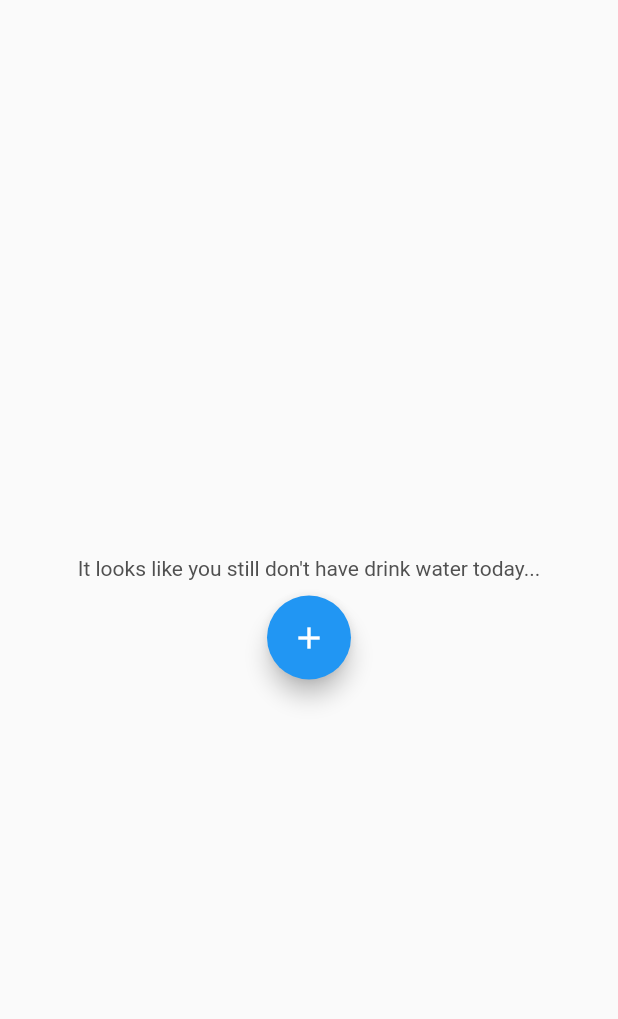
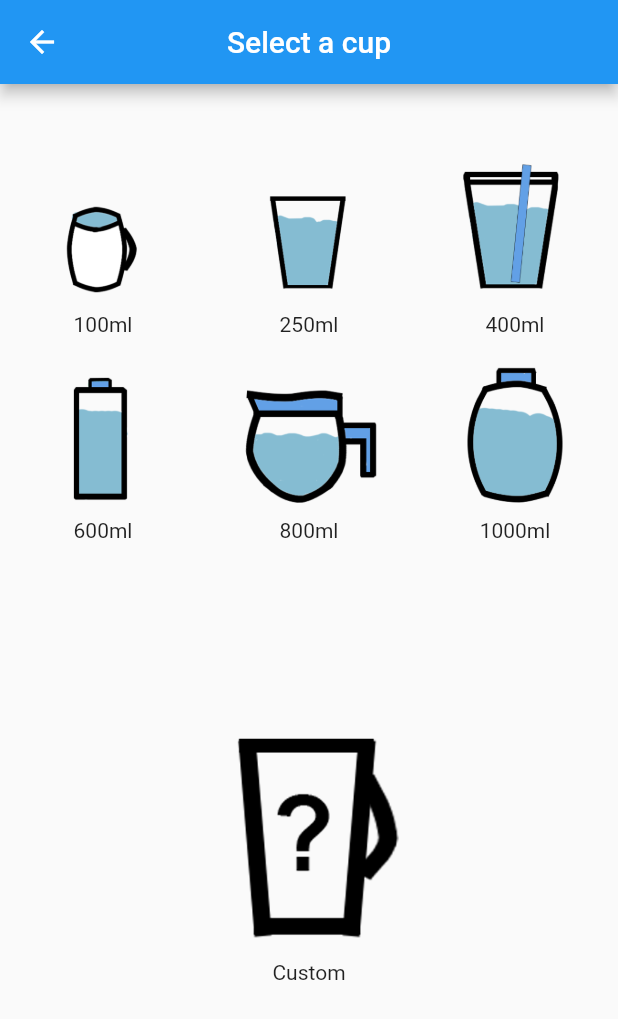
Before and after one commit to RuanEmanuell/waterreminder, a Flutter app: the HistoryScreen screen opened directly, after a tap on the "add" icon, on a phone screen of 412 x 824 dp. Shown: the top 1019 px of the screen. Run offline on Flutter 3.47's test engine with Material 2 defaults, Android fonts, the phone set to English and light mode, and no system bars; our stand-ins replace wave.

Commit message:
adding cup screen

```diff
--- a/lib/controller/controller.dart
+++ b/lib/controller/controller.dart
@@ -11,6 +11,11 @@ class Controller extends ChangeNotifier {
 
   int percentage = 0;
   double size = 0.82;
+
+  var cups = ["cup", "glass", "big glass", "bottle", "jar", "big bottle"];
+  var sizes = ["100ml", "250ml", "400ml", "600ml", "800ml", "1000ml"];
+
+  var history = [];
 
   changeColor() {
     switch (page) {
@@ -32,6 +37,10 @@ class Controller extends ChangeNotifier {
     notifyListeners();
   }
 
+  addCup() {
+    notifyListeners();
+  }
+
   increaseWater() {
     percentage = percentage + 10;
     size = size - 0.1;
--- a/lib/main.dart
+++ b/lib/main.dart
@@ -6,6 +6,7 @@ import 'controller/controller.dart';
 import "widgets/appbar.dart";
 import "screens/home.dart";
 import "screens/history.dart";
+import "screens/add.dart";
 
 void main() {
   runApp(MultiProvider(
@@ -23,7 +24,7 @@ class MyApp extends StatelessWidget {
     var screenWidth = MediaQuery.of(context).size.width;
     return Scaffold(
         appBar: PreferredSize(
-            preferredSize: Size.fromHeight(screenHeight / 10.5),
+            preferredSize: Size.fromHeight(screenHeight / 12),
             child: CustomAppBar(controller: controller)),
         body: Consumer<Controller>(builder: (context, value, child) {
           return PageView(
@@ -49,12 +50,14 @@ class MyApp extends StatelessWidget {
             duration: const Duration(milliseconds: 250),
             opacity: value.page == 0 ? 1 : 0,
             child: FloatingActionButton(
+                heroTag: "btn1",
                 onPressed: () {
                   if (value.percentage < 100) {
-                    value.increaseWater();
-                  } else {
-                    controller.nextPage(
-                        curve: Curves.easeOut, duration: const Duration(milliseconds: 250));
+                    Navigator.push(context, MaterialPageRoute(
+                      builder: (context) {
+                        return AddScreen(value: value);
+                      },
+                    ));
                   }
                 },
                 backgroundColor: value.size >= 0.7 ? Colors.blue : Colors.white,
--- /dev/null
+++ b/lib/screens/add.dart
@@ -0,0 +1,45 @@
+import 'package:flutter/material.dart';
+
+
+import "../widgets/cups.dart";
+
+class AddScreen extends StatelessWidget {
+  var value;
+
+  AddScreen({required this.value});
+
+  @override
+  Widget build(BuildContext context) {
+    var screenHeight = MediaQuery.of(context).size.height;
+    var screenWidth = MediaQuery.of(context).size.width;
+    return Scaffold(
+        appBar: AppBar(centerTitle: true, title: const Text("Select a cup")),
+        body: SizedBox(
+          width: screenWidth,
+          child: Column(children: [
+            SizedBox(height: screenHeight / 20),
+            SizedBox(
+              height: screenHeight / 2.15,
+              child: GridView.builder(
+                gridDelegate: const SliverGridDelegateWithFixedCrossAxisCount(crossAxisCount: 3),
+                itemCount: value.cups.length,
+                itemBuilder: (context, index) {
+                  return CupWidget(
+                      cup: value.cups[index], size: value.sizes[index], index: index, value: value);
+                },
+              ),
+            ),
+            InkWell(
+              onTap: () {},
+              child: Column(
+                children: [
+                  Image.asset("assets/images/custom.png", scale: 2),
+                  Container(height: 10),
+                  const Text("Custom")
+                ],
+              ),
+            )
+          ]),
+        ));
+  }
+}
--- a/lib/screens/history.dart
+++ b/lib/screens/history.dart
@@ -2,6 +2,8 @@ import 'package:flutter/material.dart';
 import 'package:provider/provider.dart';
 
 import '../controller/controller.dart';
+
+import "add.dart";
 
 class HistoryScreen extends StatelessWidget {
   @override
@@ -14,13 +16,32 @@ class HistoryScreen extends StatelessWidget {
             physics: const NeverScrollableScrollPhysics(),
             child: Consumer<Controller>(
               builder: (context, value, child) {
-                return Column(
+                return value.history.isEmpty
+                    ? Column(
                         children: [
                           const Text("It looks like you still don't have drink water today...",
                               style: TextStyle(color: Color.fromARGB(255, 80, 80, 80))),
                           const SizedBox(height: 10),
-                    FloatingActionButton(onPressed: () {}, child: const Icon(Icons.add))
+                          FloatingActionButton(
+                              heroTag: "btn2",
+                              onPressed: () {
+                                Navigator.push(context, MaterialPageRoute(
+                                  builder: (context) {
+                                    return AddScreen(value: value);
+                                  },
+                                ));
+                              },
+                              child: const Icon(Icons.add, size: 30))
                         ],
+                      )
+                    : SizedBox(
+                        height: screenHeight,
+                        child: ListView.builder(
+                          itemCount: value.history.length,
+                          itemBuilder: (context, index) {
+                            return Text(value.history[index]);
+                          },
+                        ),
                       );
               },
             )),
--- /dev/null
+++ b/lib/widgets/cups.dart
@@ -0,0 +1,31 @@
+import "package:flutter/material.dart";
+
+
+
+class CupWidget extends StatelessWidget {
+  late String cup;
+  late String size;
+  late var index;
+  var value;
+
+  CupWidget({required this.cup, required this.size, required this.index, required this.value});
+
+  @override
+  Widget build(BuildContext context) {
+    return Container(
+      margin: const EdgeInsets.all(10),
+      child: InkWell(
+        onTap: () {
+          value.history.add(value.sizes[index]);
+          value.addCup();
+          Navigator.pop(context);
+        },
+        child: Column(children: [
+          Expanded(child: Image.asset("assets/images/$cup.png")),
+          Container(height: 10),
+          Text(size),
+        ]),
+      ),
+    );
+  }
+}
```
Also changed, not shown: assets/images/cup.png, assets/images/custom.png (added), assets/images/jar.png (added). Lines whose indentation alone changed are shown as unchanged.
